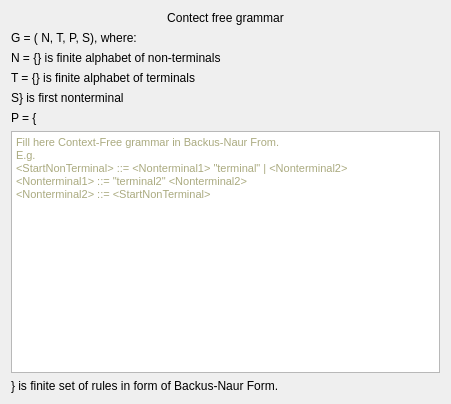
Before: the Qt Designer form RegularConvertor/CFG/cfgwidget.ui in navrkald/regularConvertor, drawn with Qt 5.
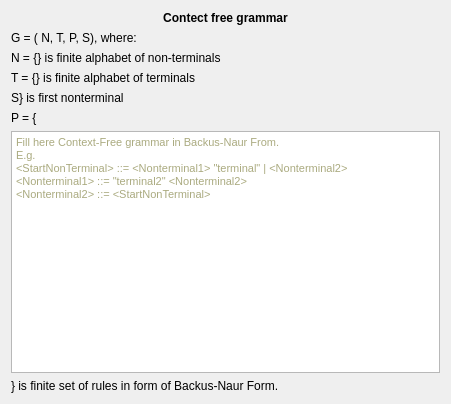
After: the same form once the commit is applied.

```diff
--- a/RegularConvertor/CFG/cfgwidget.ui
+++ b/RegularConvertor/CFG/cfgwidget.ui
@@ -15,7 +15,13 @@
   </property>
   <layout class="QVBoxLayout" name="verticalLayout_2">
    <item>
-    <widget class="QLabel" name="label">
+    <widget class="QLabel" name="m_cfgWidgetCaption">
+     <property name="font">
+      <font>
+       <weight>75</weight>
+       <bold>true</bold>
+      </font>
+     </property>
      <property name="text">
       <string>Contect free grammar</string>
      </property>
```
